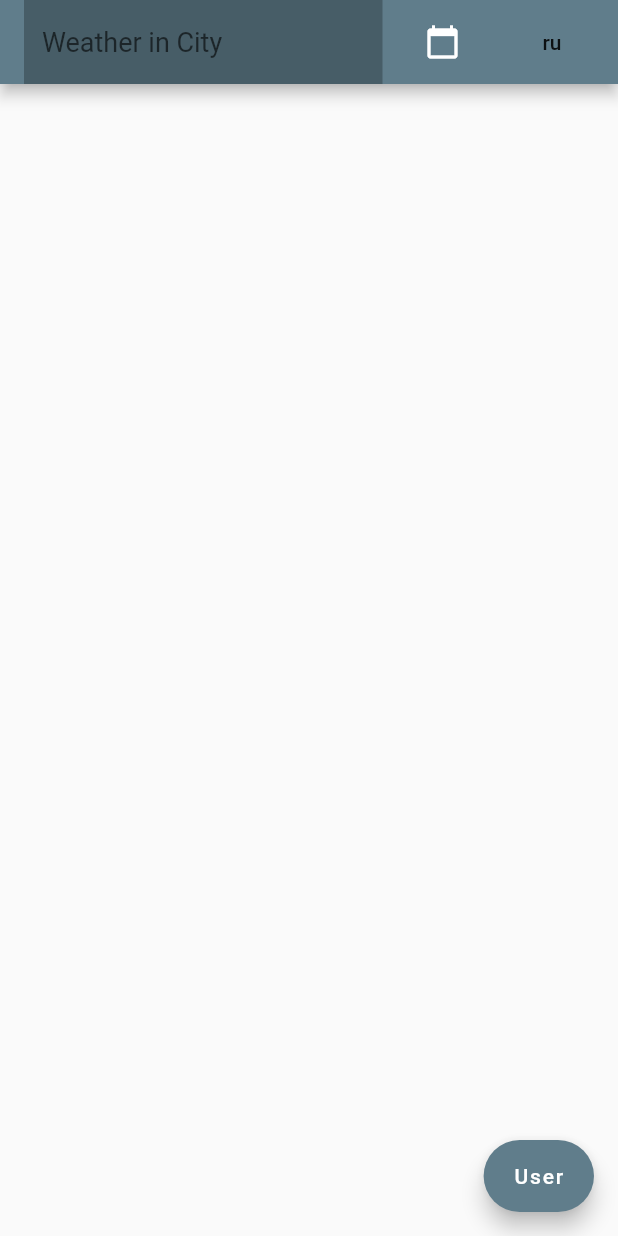
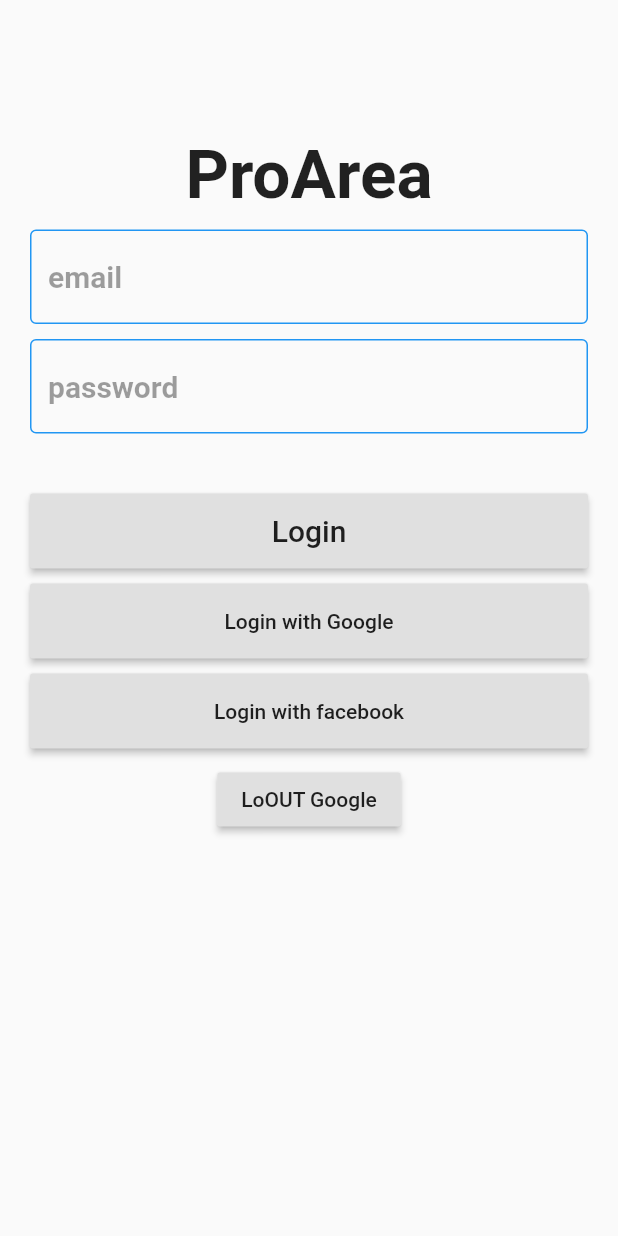
Before and after one commit to onefa/Testing, a Flutter app: the screen it shows after launch, on a phone screen of 412 x 824 dp. Run offline on Flutter 3.47's test engine with Material 2 defaults, Android fonts, the phone set to English and light mode, and no system bars; our stand-ins replace firebase_auth, google_sign_in, sqflite; missing offline and left inert: android_alarm_manager, flutter_facebook_login; accounts and stored records are empty; generated files the repository leaves out were written again.

Commit message:
+ Authorization via Google & FB

```diff
--- /dev/null
+++ b/lib/src/authorization.dart
@@ -0,0 +1,229 @@
+
+import 'package:flutter/material.dart';
+import 'package:flutterproarea/src/api_key.dart';
+import 'package:google_sign_in/google_sign_in.dart';
+import 'package:firebase_auth/firebase_auth.dart';
+import 'package:flutter_facebook_login/flutter_facebook_login.dart';
+import 'package:http/http.dart' as http;
+import 'dart:convert' as JSON;
+
+class AutorizationPage extends StatefulWidget {
+  AutorizationPage({Key key}) : super (key: key);
+
+  @override
+  _AutorizationPageState createState() => _AutorizationPageState();
+}
+
+class _AutorizationPageState extends State<AutorizationPage> {
+
+
+  FacebookLogin facebookLogin = FacebookLogin();
+
+  GoogleSignIn _googleSignIn = new GoogleSignIn(
+  //  scopes: [
+    //  'email',
+    //  'https://www.googleapis.com/auth/contacts.readonly',
+  //  ],
+    clientId: ApiKey().clientID,
+  );
+
+  TextEditingController _emailController = TextEditingController();
+  TextEditingController _passwordController = TextEditingController();
+  String _email;
+  String _password;
+  bool showLogin = true;
+  bool isFBLoggedIn = false;
+
+
+  @override
+  Widget build(BuildContext context) {
+    return Scaffold(
+      body: Column(
+        children: <Widget>[
+          _logo(),
+          _form('Login', _buttonAction),
+        ],
+      ),
+    );
+  }
+
+  Widget _logo() {
+    return Padding(
+      padding: EdgeInsets.only(top: 90),
+      child: Container(
+        child: Align(
+          child: Text('ProArea',
+          style: TextStyle(fontSize: 45, fontWeight: FontWeight.bold),),
+        ),
+      ),
+    );
+  }
+
+  Widget _form(String label, void func()) {
+    return Container(
+      child: Column(
+        children: <Widget>[
+          Padding(
+            padding: EdgeInsets.only(top: 10),
+            child: _input('email', _emailController, false),
+          ),
+          Padding(
+            padding: EdgeInsets.only(top: 10),
+            child: _input('password', _passwordController, true),
+          ),
+          SizedBox(height: 20,),
+          Padding(
+            padding: EdgeInsets.only(top: 20, left: 20, right: 20),
+            child: Container(
+              height: 50,
+              width: MediaQuery.of(context).size.width,
+              child: button(label, func),
+            ),
+          ),
+          Padding(
+            padding: EdgeInsets.only(top: 10, left: 20, right: 20),
+            child: Container(
+              height: 50,
+              width: MediaQuery.of(context).size.width,
+              child: RaisedButton(
+                onPressed: () => doLogin(),
+                child: Text('Login with Google'),
+              ),
+            ),
+          ),
+          Padding(
+            padding: EdgeInsets.only(top: 10, left: 20, right: 20),
+            child: Container(
+              height: 50,
+              width: MediaQuery.of(context).size.width,
+              child: RaisedButton(
+                onPressed: () => initiateFacebookLogin(),
+                child: Text('Login with facebook'),
+              ),
+            ),
+          ),
+          Padding(
+            padding: EdgeInsets.only(top: 10),
+            child: RaisedButton(
+              onPressed: () => doLogout(),
+              child: Text('LoOUT Google'),
+            ),
+          ),
+          SizedBox(height: 20,),
+
+        ],
+      ),
+    );
+  }
+
+  Widget _input(String hint, TextEditingController controller, bool obscure) {
+    return Container(
+      padding: EdgeInsets.only(right: 20, left: 20),
+      child: TextField(
+        controller: controller,
+        obscureText: obscure,
+        style: TextStyle(fontSize: 20),
+        decoration: InputDecoration(
+          hintStyle: TextStyle(fontWeight: FontWeight.bold, fontSize: 20, color: Colors.black38),
+          hintText: hint,
+          focusedBorder: OutlineInputBorder(
+            borderSide: BorderSide(color: Colors.blueAccent, width: 3)
+          ),
+          enabledBorder: OutlineInputBorder(
+            borderSide: BorderSide(color: Colors.blue, width: 1)
+          ),
+        ),
+      ),
+    );
+  }
+
+  Widget button(String label, void func()) {
+    return RaisedButton(
+      splashColor: Colors.grey,
+      highlightColor: Colors.lightBlue,
+      child: Text(label,
+        style: TextStyle(fontSize: 20),
+      ),
+      onPressed: () {
+        func();
+      },
+    );
+  }
+
+  void _buttonAction() {
+    _email = _emailController.text;
+    _password = _passwordController.text;
+
+    _emailController.clear();
+    _passwordController.clear();
+  }
+
+  void doLogin() async {
+    //showLoading();
+    await _googleSignIn.signIn();
+    initLogin();
+  }
+
+  void doLogout() async {
+    //showLoading();
+      await _googleSignIn.signOut();
+      await facebookLogin.logOut();
+  }
+
+
+  initLogin() {
+    _googleSignIn.onCurrentUserChanged.listen((GoogleSignInAccount account) async {
+      if (account != null) {
+        print ('Account enabled with hashCode: $account.hashCode');
+        // user logged
+      } else {
+        print ('Account disabled');
+        // user NOT logged
+      }
+    });
+    _googleSignIn.signInSilently().whenComplete(() => dismissLoading());
+  }
+
+  dismissLoading() {
+    String uName = _googleSignIn.currentUser.displayName.toString();
+    String uHCode = _googleSignIn.currentUser.hashCode.toString();
+    String uID = _googleSignIn.currentUser.id.toString();
+
+    print ('Dismiss Loading Name: $uName');
+    print ('Dismiss Loading hashCode: $uHCode');
+    print ('Dismiss Loading uID: $uID');
+  }
+
+  void initiateFacebookLogin() async {
+    var facebookLoginResult =
+    await facebookLogin.logInWithReadPermissions(["email"]);
+    switch (facebookLoginResult.status) {
+      case FacebookLoginStatus.error:
+        print("FBError");
+        onLoginStatusChanged(false);
+        break;
+      case FacebookLoginStatus.cancelledByUser:
+        print("FBCancelledByUser");
+        onLoginStatusChanged(false);
+        break;
+      case FacebookLoginStatus.loggedIn:
+        print("FBLoggedIn");
+        final token = facebookLoginResult.accessToken.token;
+        final graphResponse = await http.get('https://graph.facebook.com/v2.12/me?fields=name,picture,email&access_token=${token}');
+        final profile = JSON.jsonDecode(graphResponse.body);
+        print(profile);
+
+        onLoginStatusChanged(true);
+        break;
+    }
+  }
+
+  void onLoginStatusChanged(bool isLoggedIn) {
+    setState(() {
+      this.isFBLoggedIn = isLoggedIn;
+    });
+  }
+
+
+
+}
--- a/lib/src/full_data_view.dart
+++ b/lib/src/full_data_view.dart
@@ -7,6 +7,7 @@ class FullDataView extends StatelessWidget {
   final WeatherDBItem fullData;
 
   FullDataView(this.fullData);
+
 
   @override
   Widget build(BuildContext context) {
@@ -24,7 +25,8 @@ class FullDataView extends StatelessWidget {
               Text('Pressure: ' + fullData.pressure.toString()),
               Text('Temperature: ' + fullData.temperature.toString()),
 
-            ],
+
+      ],
           )
       ),
     );
```
Also changed, not shown: lib/main.dart (+8 -3 lines), lib/src/db.dart (+21 -4 lines), lib/src/weather_list.dart (+45 -9 lines), pubspec.yaml (+9 -0 lines), lib/src/pro_area_app.dart (line endings or trailing spaces).
